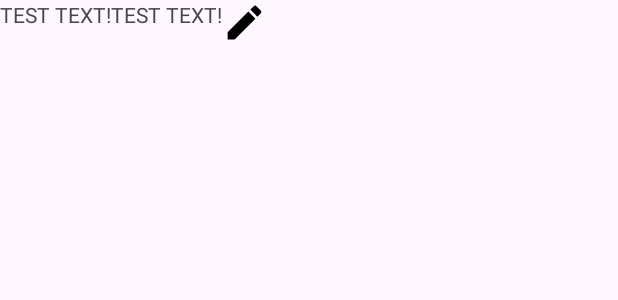
After one commit to s0heil20/TimeSync, an Android app: the layout item_group_list_menu.xml on its own in the app's theme, with its tools: preview values and no code run, on a phone screen of 412 x 824 dp. The commit adds this screen. Shown: the top 300 px of the screen. Run offline under Robolectric (Android 15) with nearby library versions, the phone set to English and light mode, and no system bars.

Commit message:
add GroupListMenuActivity

```diff
--- a/app/src/main/AndroidManifest.xml
+++ b/app/src/main/AndroidManifest.xml
@@ -21,6 +21,7 @@
                 <category android:name="android.intent.category.LAUNCHER" />
             </intent-filter>
         </activity>
+        <activity android:name=".groupListMenu.GroupListMenuActivity"/>
     </application>
 
 </manifest>
--- a/app/src/main/java/edu/sharif/timesync/MainActivity.java
+++ b/app/src/main/java/edu/sharif/timesync/MainActivity.java
@@ -2,7 +2,10 @@ package edu.sharif.timesync;
 
 import androidx.appcompat.app.AppCompatActivity;
 
+import android.content.Intent;
 import android.os.Bundle;
+
+import edu.sharif.timesync.groupListMenu.GroupListMenuActivity;
 
 public class MainActivity extends AppCompatActivity {
 
@@ -10,5 +13,6 @@ public class MainActivity extends AppCompatActivity {
     protected void onCreate(Bundle savedInstanceState) {
         super.onCreate(savedInstanceState);
         setContentView(R.layout.activity_main);
+        startActivity(new Intent(this, GroupListMenuActivity.class));
     }
 }
--- /dev/null
+++ b/app/src/main/java/edu/sharif/timesync/groupListMenu/SelectGroupListItemInterface.java
@@ -0,0 +1,5 @@
+package edu.sharif.timesync.groupListMenu;
+
+public interface SelectGroupListItemInterface {
+    void onItemClicked(GroupListItem groupListItem);
+}
--- /dev/null
+++ b/app/src/main/res/drawable/group_leader_edit_access.xml
@@ -0,0 +1,5 @@
+<vector android:height="24dp" android:tint="#000000"
+    android:viewportHeight="24" android:viewportWidth="24"
+    android:width="24dp" xmlns:android="http://schemas.android.com/apk/res/android">
+    <path android:fillColor="@android:color/white" android:pathData="M3,17.25V21h3.75L17.81,9.94l-3.75,-3.75L3,17.25zM20.71,7.04c0.39,-0.39 0.39,-1.02 0,-1.41l-2.34,-2.34c-0.39,-0.39 -1.02,-0.39 -1.41,0l-1.83,1.83 3.75,3.75 1.83,-1.83z"/>
+</vector>
--- /dev/null
+++ b/app/src/main/res/layout/item_group_list_menu.xml
@@ -0,0 +1,36 @@
+<?xml version="1.0" encoding="utf-8"?>
+<RelativeLayout xmlns:android="http://schemas.android.com/apk/res/android"
+    android:id="@+id/groupListItemLayout"
+    xmlns:app="http://schemas.android.com/apk/res-auto"
+    xmlns:tools="http://schemas.android.com/tools"
+    android:layout_width="match_parent"
+    android:layout_height="wrap_content"
+    tools:context=".MainActivity">
+
+    <TextView
+        android:text="@string/default_filler"
+        android:id="@+id/groupId"
+        android:layout_width="wrap_content"
+        android:layout_height="wrap_content"
+        />
+
+    <TextView
+        android:text="@string/default_filler"
+        android:id="@+id/groupName"
+        android:layout_width="wrap_content"
+        android:layout_height="wrap_content"
+        android:layout_toEndOf="@id/groupId"/>
+
+    <ImageView
+        android:text="@string/default_filler"
+        android:id="@+id/isLeaderIcon"
+        android:layout_width="30dp"
+        android:layout_height="30dp"
+        android:layout_toEndOf="@id/groupName"
+        app:srcCompat="@drawable/group_leader_edit_access"/>
+
+
+
+
+
+</RelativeLayout>
--- a/app/src/main/res/values/strings.xml
+++ b/app/src/main/res/values/strings.xml
@@ -1,3 +1,4 @@
 <resources>
     <string name="app_name">TimeSync</string>
+    <string name="default_filler">TEST TEXT!</string>
 </resources>
```
Also changed, not shown: app/src/main/java/edu/sharif/timesync/groupListMenu/GroupListAdapter.java (added, +50 -0 lines), app/src/main/java/edu/sharif/timesync/groupListMenu/GroupListItem.java (added, +23 -0 lines), app/src/main/java/edu/sharif/timesync/groupListMenu/GroupListMenuActivity.java (+43 -1 lines), app/src/main/java/edu/sharif/timesync/groupListMenu/GroupListViewHolder.java (added, +26 -0 lines), app/src/main/res/layout/activity_group_list_menu.xml (added, +17 -0 lines).
